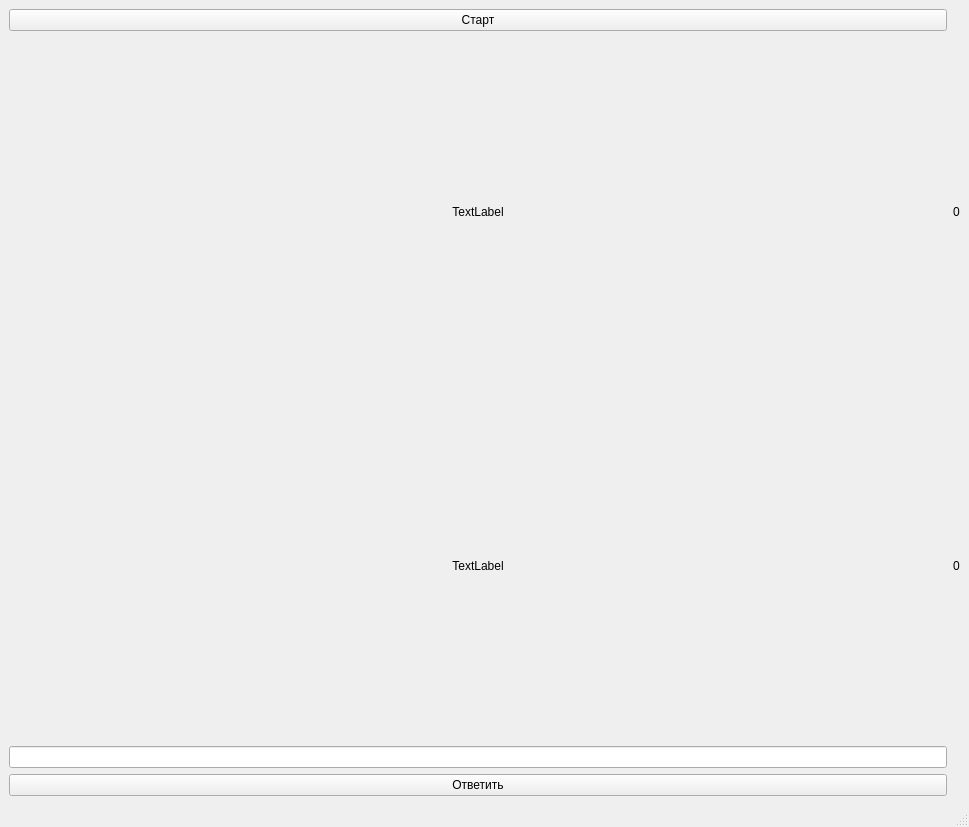
Boris3138/PtQt-Project, file design.ui: the form before one commit.
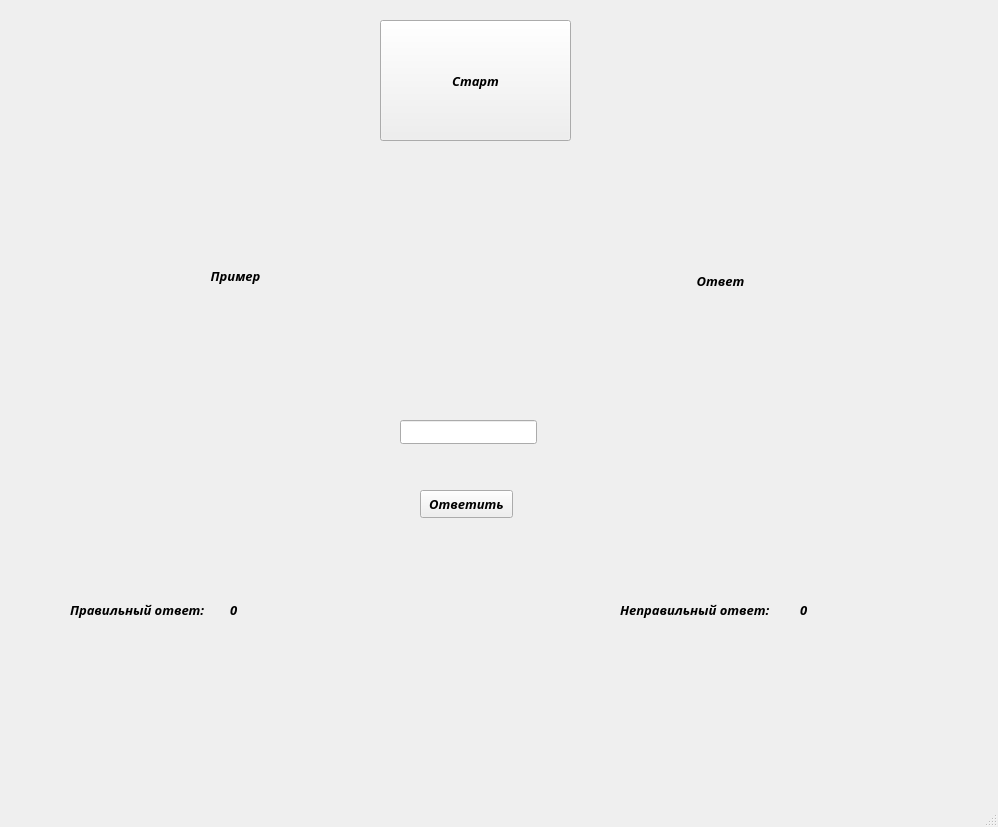
The form after the commit.

The edit to the form file:
```diff
--- a/design.ui
+++ b/design.ui
@@ -6,7 +6,7 @@
    <rect>
     <x>0</x>
     <y>0</y>
-    <width>969</width>
+    <width>998</width>
     <height>827</height>
    </rect>
   </property>
@@ -14,67 +14,208 @@
    <string>MainWindow</string>
   </property>
   <widget class="QWidget" name="centralwidget">
-   <layout class="QGridLayout" name="gridLayout">
-    <item row="3" column="0">
+   <widget class="QPushButton" name="pushButton">
+    <property name="geometry">
+     <rect>
+      <x>420</x>
+      <y>490</y>
+      <width>93</width>
+      <height>28</height>
+     </rect>
+    </property>
+    <property name="font">
+     <font>
+      <family>Arial Nova</family>
+      <pointsize>10</pointsize>
+      <weight>75</weight>
+      <italic>true</italic>
+      <bold>true</bold>
+     </font>
+    </property>
+    <property name="text">
+     <string>Ответить</string>
+    </property>
+   </widget>
      <widget class="QLineEdit" name="lineEdit">
       <property name="enabled">
        <bool>true</bool>
       </property>
+    <property name="geometry">
+     <rect>
+      <x>400</x>
+      <y>420</y>
+      <width>137</width>
+      <height>24</height>
+     </rect>
+    </property>
       <property name="styleSheet">
        <string notr="true">font: italic 8pt &quot;MS Serif&quot;;
 font: 75 8pt &quot;MS Shell Dlg 2&quot;;</string>
       </property>
      </widget>
-    </item>
-    <item row="0" column="0">
+   <widget class="QLabel" name="label">
+    <property name="geometry">
+     <rect>
+      <x>100</x>
+      <y>250</y>
+      <width>271</width>
+      <height>51</height>
+     </rect>
+    </property>
+    <property name="font">
+     <font>
+      <family>Arial Nova</family>
+      <pointsize>10</pointsize>
+      <weight>75</weight>
+      <italic>true</italic>
+      <bold>true</bold>
+     </font>
+    </property>
+    <property name="text">
+     <string>Пример</string>
+    </property>
+    <property name="alignment">
+     <set>Qt::AlignCenter</set>
+    </property>
+   </widget>
      <widget class="QPushButton" name="pushButton_2">
+    <property name="geometry">
+     <rect>
+      <x>380</x>
+      <y>20</y>
+      <width>191</width>
+      <height>121</height>
+     </rect>
+    </property>
+    <property name="font">
+     <font>
+      <family>Arial Nova</family>
+      <pointsize>10</pointsize>
+      <weight>75</weight>
+      <italic>true</italic>
+      <bold>true</bold>
+     </font>
+    </property>
       <property name="text">
        <string>Старт</string>
       </property>
      </widget>
-    </item>
-    <item row="2" column="0">
      <widget class="QLabel" name="label_4">
+    <property name="geometry">
+     <rect>
+      <x>640</x>
+      <y>240</y>
+      <width>161</width>
+      <height>81</height>
+     </rect>
+    </property>
+    <property name="font">
+     <font>
+      <family>Arial Nova</family>
+      <pointsize>10</pointsize>
+      <weight>75</weight>
+      <italic>true</italic>
+      <bold>true</bold>
+     </font>
+    </property>
       <property name="text">
-       <string>TextLabel</string>
+     <string>Ответ</string>
       </property>
       <property name="alignment">
        <set>Qt::AlignCenter</set>
       </property>
      </widget>
-    </item>
-    <item row="1" column="5">
      <widget class="QLabel" name="label_2">
+    <property name="geometry">
+     <rect>
+      <x>230</x>
+      <y>600</y>
+      <width>20</width>
+      <height>20</height>
+     </rect>
+    </property>
+    <property name="font">
+     <font>
+      <family>Arial Nova</family>
+      <pointsize>10</pointsize>
+      <weight>75</weight>
+      <italic>true</italic>
+      <bold>true</bold>
+     </font>
+    </property>
       <property name="text">
        <string>0</string>
       </property>
      </widget>
-    </item>
-    <item row="1" column="0">
-     <widget class="QLabel" name="label">
-      <property name="text">
-       <string>TextLabel</string>
-      </property>
-      <property name="alignment">
-       <set>Qt::AlignCenter</set>
-      </property>
-     </widget>
-    </item>
-    <item row="4" column="0">
-     <widget class="QPushButton" name="pushButton">
+   <widget class="QLabel" name="label_5">
+    <property name="geometry">
+     <rect>
+      <x>620</x>
+      <y>600</y>
+      <width>181</width>
+      <height>20</height>
+     </rect>
+    </property>
+    <property name="font">
+     <font>
+      <family>Arial Nova</family>
+      <pointsize>10</pointsize>
+      <weight>75</weight>
+      <italic>true</italic>
+      <bold>true</bold>
+     </font>
+    </property>
+    <property name="cursor">
+     <cursorShape>ArrowCursor</cursorShape>
+    </property>
+    <property name="text">
+     <string>Неправильный ответ:</string>
+    </property>
+   </widget>
+   <widget class="QLabel" name="label_6">
+    <property name="geometry">
+     <rect>
+      <x>70</x>
+      <y>600</y>
+      <width>151</width>
+      <height>20</height>
+     </rect>
+    </property>
+    <property name="font">
+     <font>
+      <family>Arial Nova</family>
+      <pointsize>10</pointsize>
+      <weight>75</weight>
+      <italic>true</italic>
+      <bold>true</bold>
+     </font>
+    </property>
       <property name="text">
-       <string>Ответить</string>
-      </property>
-     </widget>
-    </item>
-    <item row="2" column="5">
+     <string>Правильный ответ:</string>
+    </property>
+   </widget>
      <widget class="QLabel" name="label_3">
+    <property name="geometry">
+     <rect>
+      <x>800</x>
+      <y>600</y>
+      <width>20</width>
+      <height>20</height>
+     </rect>
+    </property>
+    <property name="font">
+     <font>
+      <family>Arial Nova</family>
+      <pointsize>10</pointsize>
+      <weight>75</weight>
+      <italic>true</italic>
+      <bold>true</bold>
+     </font>
+    </property>
       <property name="text">
        <string>0</string>
       </property>
      </widget>
-    </item>
-   </layout>
   </widget>
   <widget class="QMenuBar" name="menubar">
    <property name="geometry">
```
Left out of the diff: 2 changed lines with no effect on the pictures. Lines whose indentation alone changed are shown as unchanged.
